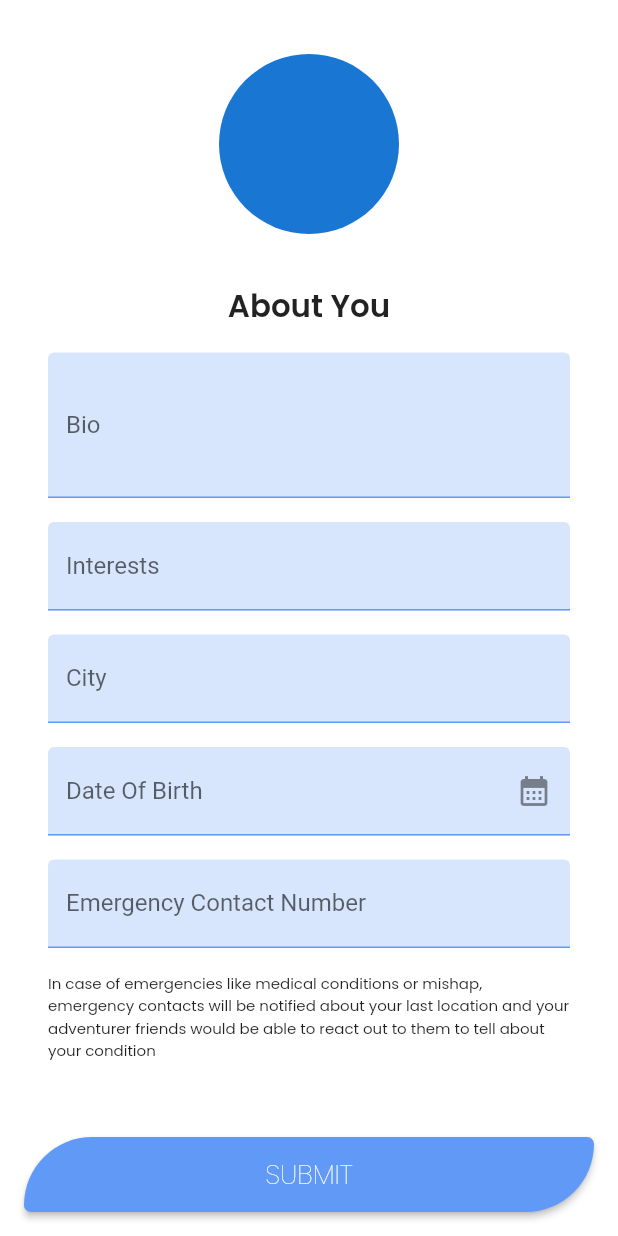
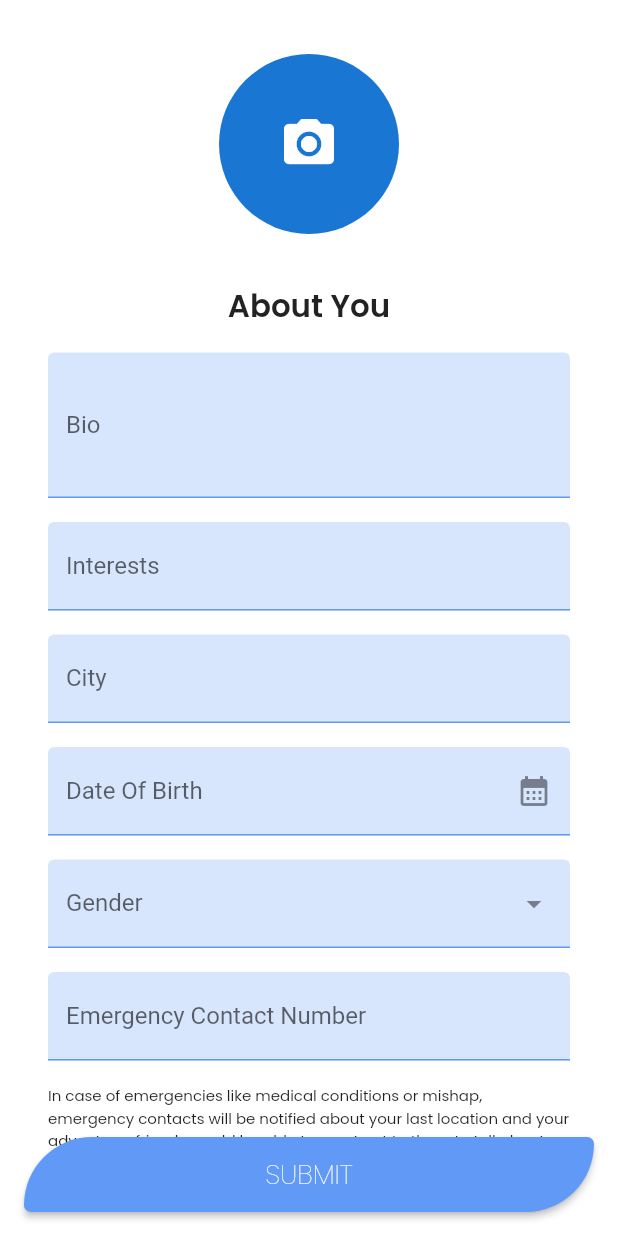
Before and after one commit to stephenvaz/travelApp, a Flutter app: the CreateProfile screen opened directly, on a phone screen of 412 x 824 dp. Run offline on Flutter 3.47's test engine with Material 2 defaults, Android fonts, the phone set to English and light mode, and no system bars; our stand-ins replace cloud_firestore, dio, dropdown_search, firebase_core, flutter_screenutil, geolocator and 4 more; missing offline and left inert: flutter_google_places_hoc081098, google_api_headers, google_maps_webservice; accounts and stored records are empty.

Commit message:
profile updated

```diff
--- a/travel_app/lib/views/create_profile.dart
+++ b/travel_app/lib/views/create_profile.dart
@@ -1,25 +1,53 @@
 import 'package:flutter/material.dart';
+import 'package:get/get.dart';
 import 'package:google_fonts/google_fonts.dart';
 import 'package:travel_app/components/custom_text_field.dart';
+import 'package:travel_app/controller/CreateProfileController.dart';
 import 'package:travel_app/utils/MStyles.dart';
 import 'package:travel_app/views/sign_upv2.dart';
+
+final createProfileController = CreateProfileController();
 
 class CreateProfile extends StatelessWidget {
   const CreateProfile({Key? key}) : super(key: key);
 
   @override
   Widget build(BuildContext context) {
-    var onTap2 = () {
-      showDatePicker(
+    var onTap2 = () async {
+      final dt = await showDatePicker(
         context: context,
         initialDate: DateTime(2005),
         firstDate: DateTime(1800),
         lastDate: DateTime(DateTime.now().year),
       );
+
+      createProfileController.dob.text = dt!.toIso8601String();
+    };
+
+    var listT= ["Male", "Female", "Non-binary"];
+
+    var onTap2Gender = () async {
+      showDialog(
+        context: context,
+        builder: (context) {
+          return Dialog(
+            child: Column(mainAxisSize: MainAxisSize.min, children: [
+              Padding(
+                padding: const EdgeInsets.only(top: 16.0),
+                child: Text("Select Gender", style: MStyles.primaryTextStyle.copyWith(fontWeight: FontWeight.w100),),
+              ),
+              ...listT.map((e) => TextButton(onPressed: () {
+                createProfileController.gender.text = e;
+                Get.back();
+              }, child: Text(e),))
+            ]),
+          );
+        },
+      );
     };
     return SafeArea(
         child: Scaffold(
-          resizeToAvoidBottomInset: false,
+      // resizeToAvoidBottomInset: false,
       body: Stack(
         children: [
           Padding(
@@ -34,9 +62,15 @@ class CreateProfile extends StatelessWidget {
                     // height: 72,
                     height: 36,
                   ),
-                      CircleAvatar(
+                  GestureDetector(
+                    onTap: () {
+
+                    },
+                    child: CircleAvatar(
+                      child: Icon(Icons.camera_alt, size: 40,),
                       // child: Container(width: 100,height: 100,)
                       radius: 60,
+                    ),
                   ),
                   SizedBox(
                     height: 32,
@@ -50,10 +84,12 @@ class CreateProfile extends StatelessWidget {
                   ),
                   MTextField(
                     label: "Bio",
-                        mcont: TextEditingController(),
+                    mcont: createProfileController.bio,
                     maxLen: 3,
                   ),
-                      MTextField(label: "Interests", mcont: TextEditingController()),
+                  MTextField(
+                      label: "Interests",
+                      mcont: createProfileController.interests),
                   // Row(
                   //   children: [Text(
                   //     "Type in your interests",
@@ -61,7 +97,8 @@ class CreateProfile extends StatelessWidget {
                   //     style: GoogleFonts.poppins(fontSize: 10,),
                   //   )],
                   // ),
-                      MTextField(label: "City", mcont: TextEditingController()),
+                  MTextField(
+                      label: "City", mcont: createProfileController.city),
                   // GestureDetector(
                   //     onTap: () {
                   //       showDatePicker(context: context, initialDate: DateTime(2005), firstDate: DateTime(2005), lastDate: DateTime(2005));
@@ -75,25 +112,36 @@ class CreateProfile extends StatelessWidget {
                   // ),
                   MTextField(
                     suffixIcon: IconButton(
-                          icon: Icon(Icons.calendar_month),
-                          // onPressed: () {},
+                      icon: Icon(Icons.calendar_month), // onPressed: () {},
                       onPressed: onTap2,
                     ),
                     label: "Date Of Birth",
-                        mcont: TextEditingController(),
+                    mcont: createProfileController.dob,
                     onTap: onTap2,
                     readOnly: true,
                   ),
                   MTextField(
+                    suffixIcon: IconButton(
+                      icon: Icon(Icons.arrow_drop_down), // onPressed: () {},
+                      onPressed: onTap2Gender,
+                    ),
+                    label: "Gender",
+                    mcont: createProfileController.gender,
+                    onTap: onTap2Gender,
+                    readOnly: true,
+                  ),
+                  MTextField(
                       label: "Emergency Contact Number",
-                          mcont: TextEditingController()),
+                      mcont: createProfileController.emergencyNum),
                   Text(
                     "In case of emergencies like medical conditions or mishap, emergency contacts will be notified about your last location and your adventurer friends would be able to react out to them to tell about your condition",
                     style: GoogleFonts.poppins(fontSize: 10),
                   ),
                   // ConstrainedBox(constraints: BoxConstraints(minHeight: 0, maxHeight: double.maxFinite), child: Spacer()),
                   // Spacer(),
-                      // SizedBox(height: 100,),
+                  SizedBox(
+                    height: 100,
+                  ),
                   // buildElevatedButton("SUBMIT", () {}),
                   SizedBox(
                     height: 16,
@@ -107,7 +155,30 @@ class CreateProfile extends StatelessWidget {
               ),
             ),
           ),
-              Align(alignment: Alignment.bottomCenter, child: Padding(padding: EdgeInsets.all(16), child: buildElevatedButton("SUBMIT", () {})))
+          Align(
+              alignment: Alignment.bottomCenter,
+              child: Padding(
+                  padding: EdgeInsets.all(16),
+                  child: buildElevatedButton("SUBMIT", () {
+                    createProfileController.createProfile();
+                  }))),
+          Obx(() => !createProfileController.isLoginLoading.value
+              ? SizedBox()
+              : TweenAnimationBuilder(
+            tween: Tween(begin: 0, end: 0.5),
+            duration: Duration(milliseconds: 500),
+            builder:
+                (BuildContext context, Object? value, Widget? child) {
+              return Positioned.fill(
+                  child: Container(
+                    color: MStyles.darkBgColor
+                        .withOpacity(double.parse(value.toString())),
+                    child: Center(child: CircularProgressIndicator()),
+                  ));
+            },
+          ))
+
+
         ],
       ),
     ));
--- a/travel_app/lib/views/sign_upv2.dart
+++ b/travel_app/lib/views/sign_upv2.dart
@@ -100,6 +100,9 @@ class SignUpV2 extends StatelessWidget {
                       } else {
                         GenericUtil.snackGeneric("Failed to create account", "Ensure all fields are filled properly");
                       }
+
+                      //test
+                      Get.off(() => CreateProfile());
                       createAccController.toggleLoginLoading();
                     })
                   ],
```
Also changed, not shown: travel_app/lib/api/api.dart (+22 -2 lines), travel_app/lib/controller/CreateProfileController.dart (added, +62 -0 lines). Lines whose indentation alone changed are shown as unchanged.
